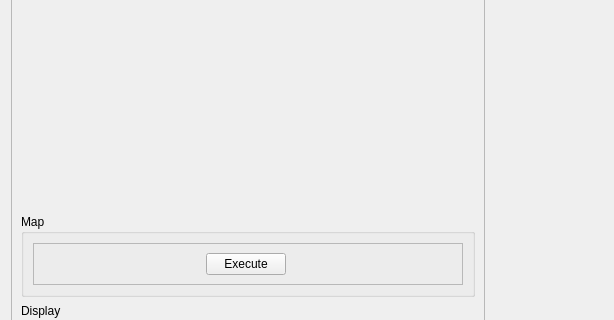
Above: mapclientplugins/datamapstep/qt/datamapwidget.ui from mapclient-plugins/mapclientplugins.datamapstep before the change; both pictures show x 0 to 614 and y 349 to 669 of the 1248 by 912 pixel window. Below: the same form after it.
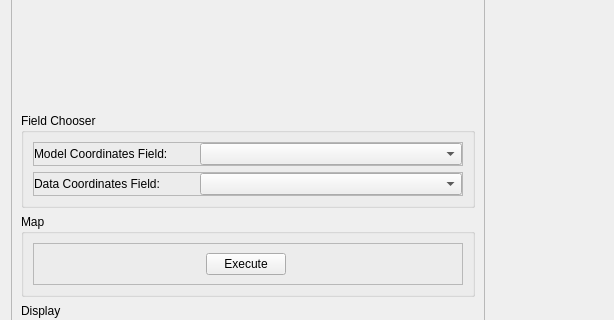
That is the form after the change. Custom widgets are drawn as their Qt base class.

What changed in the file:
```diff
--- a/mapclientplugins/datamapstep/qt/datamapwidget.ui
+++ b/mapclientplugins/datamapstep/qt/datamapwidget.ui
@@ -100,6 +100,95 @@
              </property>
             </spacer>
            </item>
+           <item>
+            <widget class="QGroupBox" name="groupBox_4">
+             <property name="title">
+              <string>Field Chooser</string>
+             </property>
+             <layout class="QVBoxLayout" name="verticalLayout_4">
+              <item>
+               <widget class="QFrame" name="model_field_frame">
+                <property name="frameShape">
+                 <enum>QFrame::StyledPanel</enum>
+                </property>
+                <property name="frameShadow">
+                 <enum>QFrame::Raised</enum>
+                </property>
+                <layout class="QHBoxLayout" name="horizontalLayout_12">
+                 <property name="leftMargin">
+                  <number>0</number>
+                 </property>
+                 <property name="topMargin">
+                  <number>0</number>
+                 </property>
+                 <property name="rightMargin">
+                  <number>0</number>
+                 </property>
+                 <property name="bottomMargin">
+                  <number>0</number>
+                 </property>
+                 <item>
+                  <widget class="QLabel" name="model_field_label">
+                   <property name="maximumSize">
+                    <size>
+                     <width>160</width>
+                     <height>16777215</height>
+                    </size>
+                   </property>
+                   <property name="text">
+                    <string>Model Coordinates Field:</string>
+                   </property>
+                  </widget>
+                 </item>
+                 <item>
+                  <widget class="QComboBox" name="model_field_comboBox"/>
+                 </item>
+                </layout>
+               </widget>
+              </item>
+              <item>
+               <widget class="QFrame" name="data_field_frame">
+                <property name="frameShape">
+                 <enum>QFrame::StyledPanel</enum>
+                </property>
+                <property name="frameShadow">
+                 <enum>QFrame::Raised</enum>
+                </property>
+                <layout class="QHBoxLayout" name="horizontalLayout_13">
+                 <property name="leftMargin">
+                  <number>0</number>
+                 </property>
+                 <property name="topMargin">
+                  <number>0</number>
+                 </property>
+                 <property name="rightMargin">
+                  <number>0</number>
+                 </property>
+                 <property name="bottomMargin">
+                  <number>0</number>
+                 </property>
+                 <item>
+                  <widget class="QLabel" name="data_field_label">
+                   <property name="maximumSize">
+                    <size>
+                     <width>160</width>
+                     <height>16777215</height>
+                    </size>
+                   </property>
+                   <property name="text">
+                    <string>Data Coordinates Field:</string>
+                   </property>
+                  </widget>
+                 </item>
+                 <item>
+                  <widget class="QComboBox" name="data_field_comboBox"/>
+                 </item>
+                </layout>
+               </widget>
+              </item>
+             </layout>
+            </widget>
+           </item>
            <item>
             <widget class="QGroupBox" name="groupBox_2">
              <property name="title">
```
